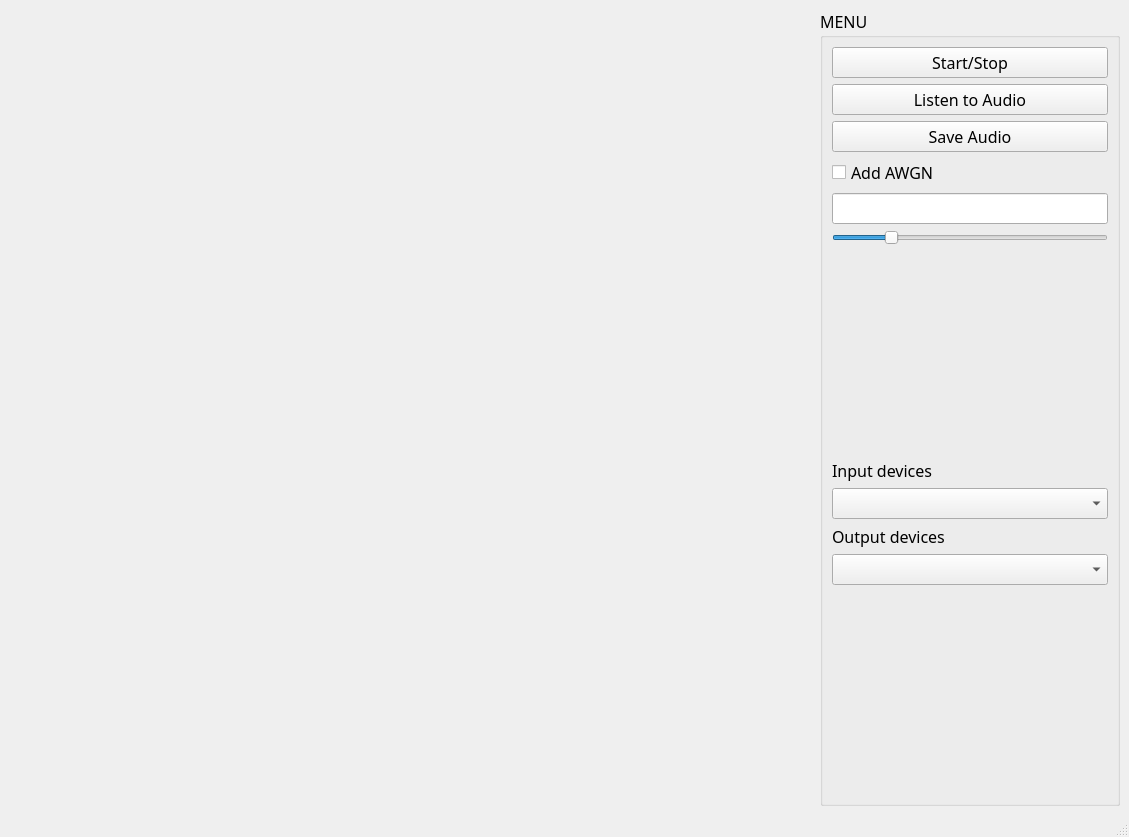
Old version of the form assignment1-signals/ui/baseline_gui_v3.ui in the repository karlic-luka/Software_Integration_1.
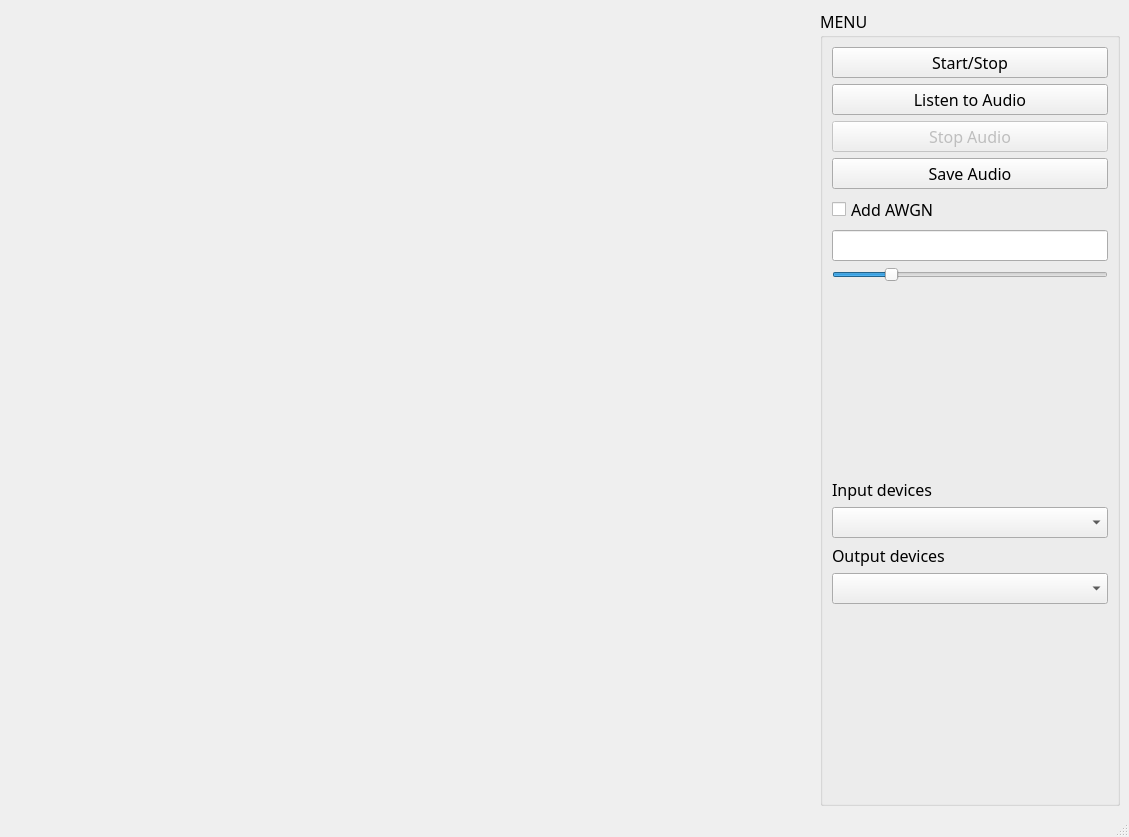
New version of the form. Custom widgets are drawn as their Qt base class.

Commit message: added docs & enabled stopping the .wav file

```diff
--- a/assignment1-signals/ui/baseline_gui_v3.ui
+++ b/assignment1-signals/ui/baseline_gui_v3.ui
@@ -170,6 +170,16 @@
          </property>
         </widget>
        </item>
+       <item row="2" column="0">
+        <widget class="QPushButton" name="pb_stop_audio">
+         <property name="enabled">
+          <bool>false</bool>
+         </property>
+         <property name="text">
+          <string>Stop Audio</string>
+         </property>
+        </widget>
+       </item>
       </layout>
      </widget>
     </item>
```
Left out of the diff: 2 changed lines with no effect on the pictures. The commit also changes 4 other files.
